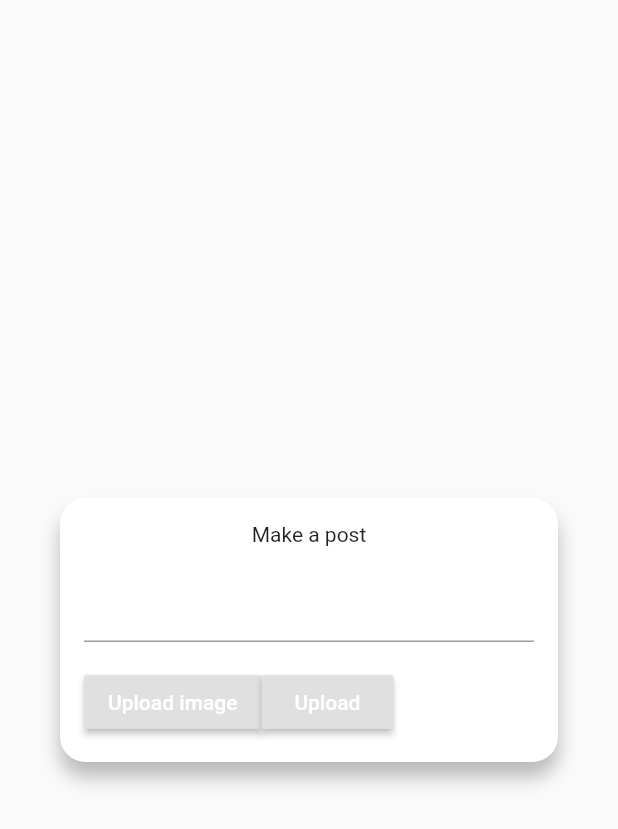
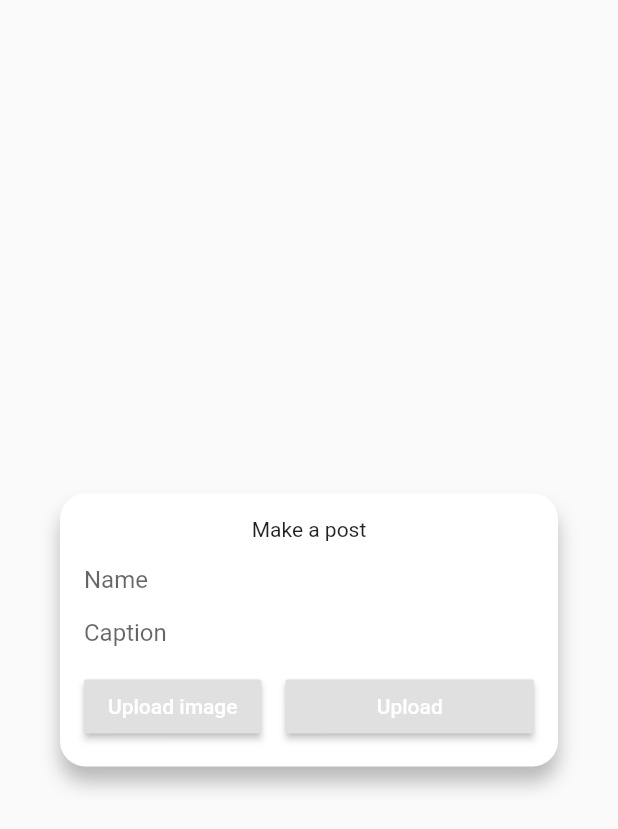
Before and after one commit to AppDevIn/Make-A-Post, a Flutter app: the CustomDialog widget shown alone on an empty page, opened directly, after a tap on "Upload", on a phone screen of 412 x 824 dp. Shown: the top 829 px of the screen. Run offline on Flutter 3.47's test engine with Material 2 defaults, Android fonts, the phone set to English and light mode, and no system bars; our stand-ins replace cloud_firestore, firebase_core, image_cropper, image_picker; accounts and stored records are empty.

Commit message:
Added name

```diff
--- a/lib/Widgets/dialog.dart
+++ b/lib/Widgets/dialog.dart
@@ -7,27 +7,24 @@ import 'package:image_cropper/image_cropper.dart';
 import 'listView.dart';
 import 'package:InstaPostOnly/class/post.dart';
 
-
-class CustomDialog extends StatefulWidget{
-
+class CustomDialog extends StatefulWidget {
   PostView update;
   //Defualt construtor
   CustomDialog({this.update});
 
   @override
   State<StatefulWidget> createState() => _CustomDialogState(update);
-
 }
 
-class _CustomDialogState extends State<CustomDialog>{
-
+class _CustomDialogState extends State<CustomDialog> {
   File _file;
   PostView update;
   final picker = new ImagePicker();
 
-  final TextEditingController _controller = new TextEditingController();
+  final TextEditingController _name = new TextEditingController();
+  final TextEditingController _caption = new TextEditingController();
 
-  Future<void> _pickImage(ImageSource source) async{
+  Future<void> _pickImage(ImageSource source) async {
     final selected = await picker.getImage(source: source);
 
     setState(() => _file = File(selected.path));
@@ -43,7 +40,6 @@ class _CustomDialogState extends State<CustomDialog>{
 
   @override
   Widget build(BuildContext context) {
-
     return Dialog(
       shape: RoundedRectangleBorder(
         borderRadius: BorderRadius.circular(16),
@@ -52,10 +48,9 @@ class _CustomDialogState extends State<CustomDialog>{
       backgroundColor: Colors.transparent,
       child: dialogContent(),
     );
-
   }
 
-  dialogContent(){
+  dialogContent() {
     return Container(
       padding: EdgeInsets.all(16),
       margin: EdgeInsets.only(top: 16),
@@ -67,49 +62,54 @@ class _CustomDialogState extends State<CustomDialog>{
             BoxShadow(
                 color: Colors.black26,
                 blurRadius: 10.0,
-            offset: Offset(0.0, 10.0)
-          ),
-        ]
-      ),
+                offset: Offset(0.0, 10.0)),
+          ]),
       child: Column(
         mainAxisSize: MainAxisSize.min,
         children: <Widget>[
           Text("Make a post"),
           SizedBox(height: 16),
           TextField(
-            controller: _controller ,
+            controller: _name,
+            decoration: InputDecoration.collapsed(hintText: "Name"),
+          ),
+          SizedBox(height: 16),
+          TextField(
+            controller: _caption,
+            decoration: InputDecoration.collapsed(hintText: "Caption"),
           ),
           SizedBox(height: 16),
           Row(
             children: <Widget>[
               RaisedButton(
                 onPressed: () => _pickImage(ImageSource.gallery),
-               child: Text("Upload image",
-               style: TextStyle(
-                 color: Colors.white
+                child: Text(
+                  "Upload image",
+                  style: TextStyle(color: Colors.white),
                 ),
               ),
+              SizedBox(
+                width: 16,
               ),
-                     RaisedButton(
+              Expanded(
+                child: RaisedButton(
                   onPressed: () async {
                     final bytes = await _file.readAsBytes();
                     print("clicked");
                     // String _base64 = base64Encode(response.bodyBytes);
                     // Uint8List bytes = base64Decode(_base64);
-                 update.addPost(new Post(name: "Test", imageCode: bytes ));
+                    update.addPost(new Post(name: _name.text, imageCode: bytes));
                   },
-               child: Text("Upload",
-               style: TextStyle(
-                 color: Colors.white
+                  child: Text(
+                    "Upload",
+                    style: TextStyle(color: Colors.white),
                   ),
                 ),
               ),
             ],
           )
-
         ],
       ),
     );
   }
-
 }
```
Lines whose indentation alone changed are shown as unchanged.
